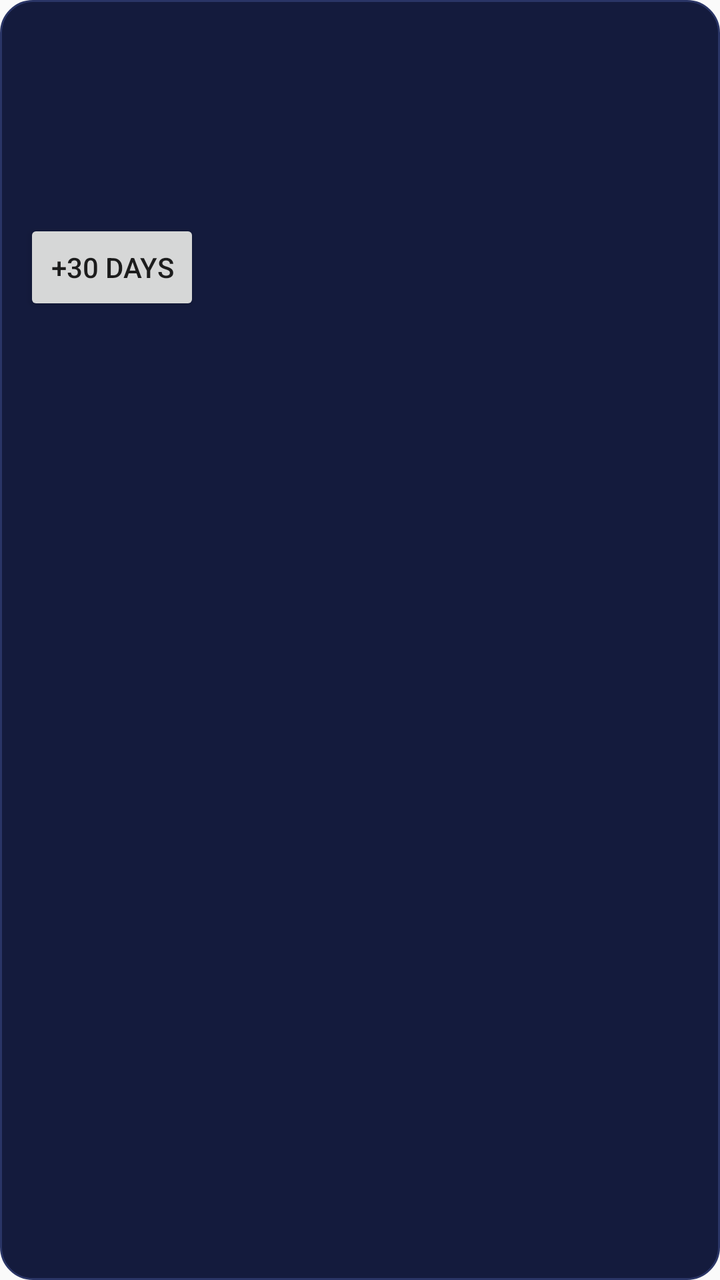
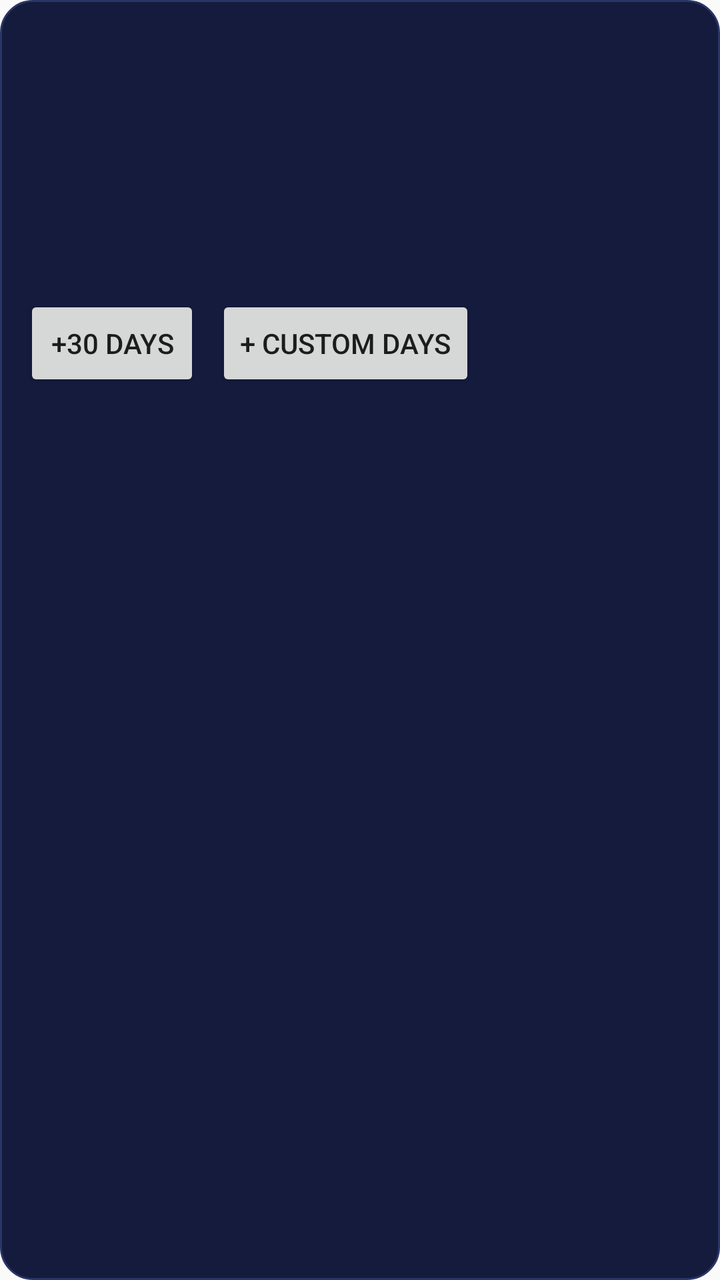

Screens rendered from an Android XML layout before and after an edit, with the pre-edit source and the edit as a unified diff.
<!-- AndroidManifest.xml: application theme Theme.AppCompat.Light.NoActionBar -->
<!-- res/layout/item_admin_user.xml -->
<?xml version="1.0" encoding="utf-8"?>
<LinearLayout xmlns:android="http://schemas.android.com/apk/res/android"
    android:layout_width="match_parent"
    android:layout_height="wrap_content"
    android:layout_marginBottom="8dp"
    android:background="@drawable/bg_card_ta"
    android:orientation="vertical"
    android:padding="12dp">

    <TextView
        android:id="@+id/tvAdminName"
        android:layout_width="match_parent"
        android:layout_height="wrap_content"
        android:textSize="16sp"
        android:textStyle="bold" />

    <TextView
        android:id="@+id/tvAdminMobile"
        android:layout_width="match_parent"
        android:layout_height="wrap_content" />

    <TextView
        android:id="@+id/tvAdminDriver"
        android:layout_width="match_parent"
        android:layout_height="wrap_content" />

    <TextView
        android:id="@+id/tvAdminStatus"
        android:layout_width="match_parent"
        android:layout_height="wrap_content"
        android:textStyle="bold" />

    <TextView
        android:id="@+id/tvAdminExpires"
        android:layout_width="match_parent"
        android:layout_height="wrap_content" />

    <Button
        android:id="@+id/btnAdd30"
        android:layout_width="wrap_content"
        android:layout_height="wrap_content"
        android:text="+30 days" />
</LinearLayout>
<!-- resources referenced by this layout -->
<resources>
  <!-- drawable bg_card_ta (drawable) -->
  <?xml version="1.0" encoding="utf-8"?>
  <shape xmlns:android="http://schemas.android.com/apk/res/android" android:shape="rectangle">
      <solid android:color="@color/ta_inky_blue" />
      <corners android:radius="16dp" />
      <stroke android:width="1dp" android:color="@color/ta_inky_border" />
  </shape>
  <color name="ta_inky_blue">#141B3D</color>
  <color name="ta_inky_border">#2A3566</color>
</resources>

<!-- the commit's change to res/layout/item_admin_user.xml (unified diff, before → after) -->
@@ -20,7 +20,17 @@
         android:layout_height="wrap_content" />
 
     <TextView
+        android:id="@+id/tvAdminEmail"
+        android:layout_width="match_parent"
+        android:layout_height="wrap_content" />
+
+    <TextView
         android:id="@+id/tvAdminDriver"
+        android:layout_width="match_parent"
+        android:layout_height="wrap_content" />
+
+    <TextView
+        android:id="@+id/tvAdminOpened"
         android:layout_width="match_parent"
         android:layout_height="wrap_content" />
 
@@ -35,9 +45,22 @@
         android:layout_width="match_parent"
         android:layout_height="wrap_content" />
 
-    <Button
-        android:id="@+id/btnAdd30"
-        android:layout_width="wrap_content"
+    <LinearLayout
+        android:layout_width="match_parent"
         android:layout_height="wrap_content"
-        android:text="+30 days" />
+        android:orientation="horizontal">
+
+        <Button
+            android:id="@+id/btnAdd30"
+            android:layout_width="wrap_content"
+            android:layout_height="wrap_content"
+            android:text="+30 days" />
+
+        <Button
+            android:id="@+id/btnAddCustom"
+            android:layout_width="wrap_content"
+            android:layout_height="wrap_content"
+            android:layout_marginStart="8dp"
+            android:text="+ Custom days" />
+    </LinearLayout>
 </LinearLayout>
